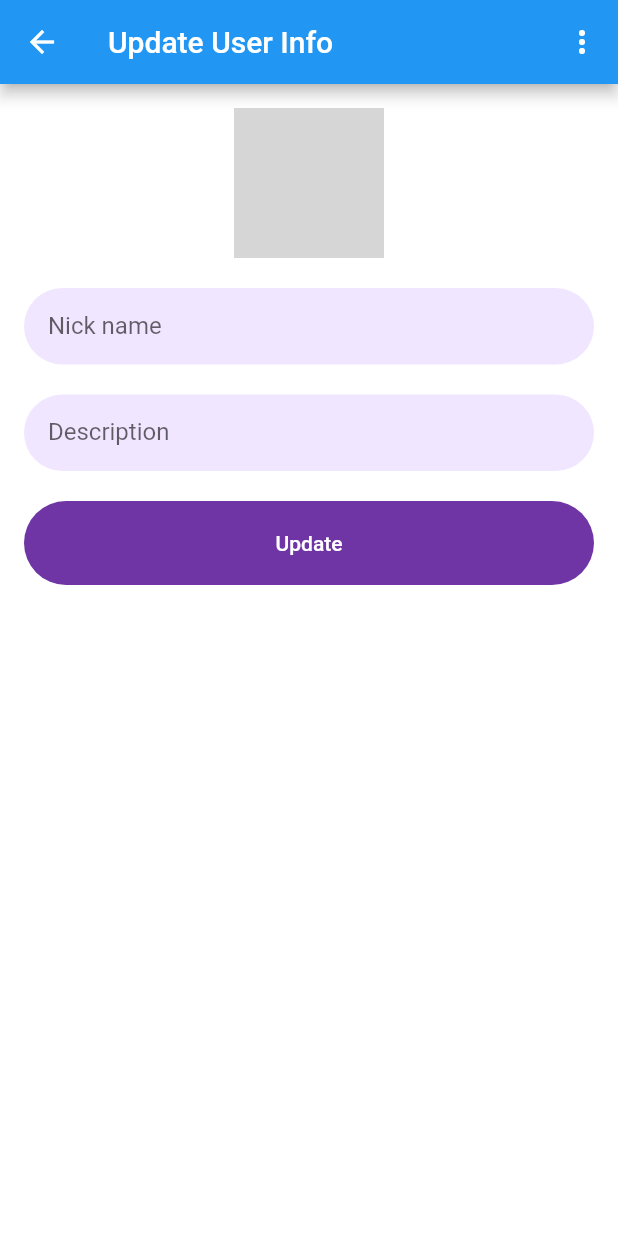
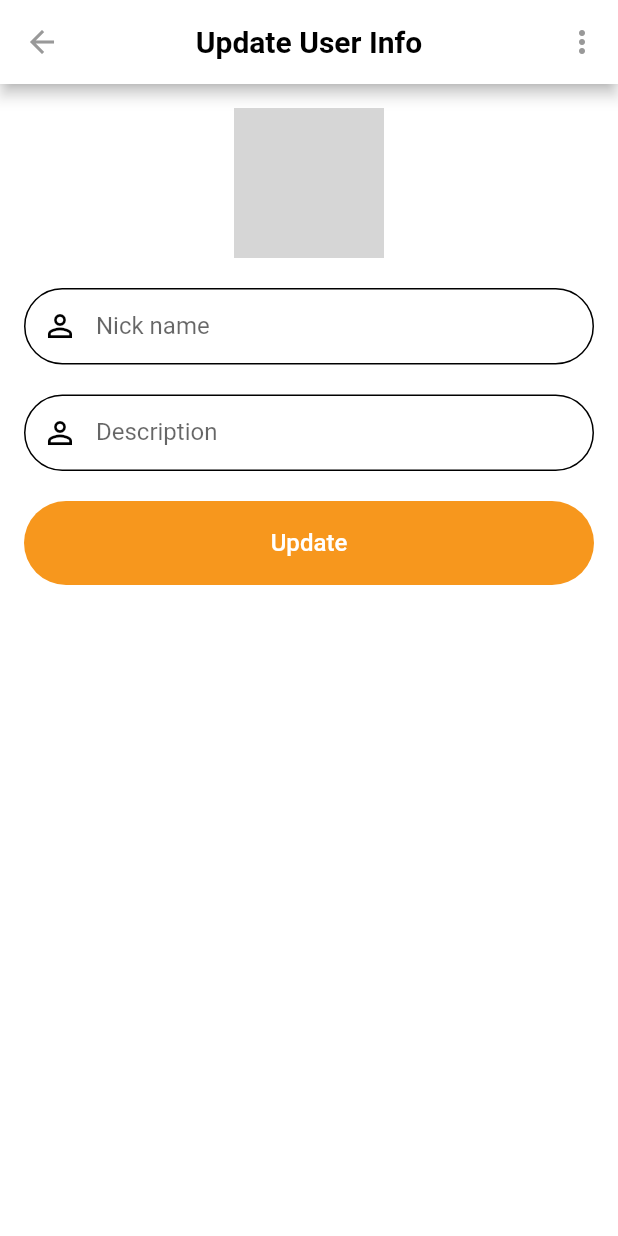
Before and after one commit to TruongAnim/meme_hub, a Flutter app: the UpdateInfoScreen screen opened by its route, on a phone screen of 412 x 824 dp. Run offline on Flutter 3.47's test engine with Material 2 defaults, Android fonts, the phone set to English and light mode, and no system bars; drawn by our look-alikes of loader_overlay; our stand-ins replace dio, dropdown_button2, flutter_slider_drawer, flutter_spinkit, flutter_svg, fluttericon and 12 more; missing offline and left inert: animation_wrappers, dart:ffi, gcloud; accounts and stored records are empty; network calls fail; grey boxes are pictures that could not be loaded.

Commit message:
update updating user info screen

```diff
--- a/lib/Screens/Home/home_screen.dart
+++ b/lib/Screens/Home/home_screen.dart
@@ -44,8 +44,7 @@ class _HomeScreenState extends State<HomeScreen> {
 
     return Scaffold(
         key: scaffoldKey,
-        body: SafeArea(
-          child: SliderDrawer(
+        body: SliderDrawer(
             key: sliderKey,
             slideDirection: SlideDirection.RIGHT_TO_LEFT,
             appBar: SliderAppBar(
@@ -73,7 +72,6 @@ class _HomeScreenState extends State<HomeScreen> {
             ),
             slider: SliderWidget(),
             child: PostList()),
-        ),
         drawer: DrawerWidget(),
         onDrawerChanged: (isOpened) {
           if (!isOpened) {
--- a/lib/Screens/UpdateInfo/widgets/update_info_screen.dart
+++ b/lib/Screens/UpdateInfo/update_info_screen.dart
@@ -4,6 +4,10 @@ import 'package:flutter/material.dart';
 import 'package:image_picker/image_picker.dart';
 import 'package:get/get.dart';
 import 'package:meme_hub/Screens/UpdateInfo/controllers/update_info_controller.dart';
+import 'package:meme_hub/Theme/colors.dart';
+import 'package:meme_hub/components/custom_app_bar.dart';
+import 'package:meme_hub/components/custom_button.dart';
+import 'package:meme_hub/components/custom_text_field.dart';
 import 'package:meme_hub/models/user.dart';
 import 'package:meme_hub/utils/api_constants.dart';
 import 'package:meme_hub/utils/loading_overlay.dart';
@@ -64,10 +68,15 @@ class _UpdateInfoScreenState extends State<UpdateInfoScreen> {
   @override
   Widget build(BuildContext context) {
     return Scaffold(
-      appBar: AppBar(
-        title: const Text('Update User Info'),
+      appBar: CustomAppBar(
+        title: 'Update User Info',
         actions: [
           PopupMenuButton<String>(
+            color: backgroundColor,
+            icon: Icon(
+              Icons.more_vert,
+              color: lightColor,
+            ),
             onSelected: (value) {
               if (value == 'change-password') {
                 _controller.toChangePasswordScreen();
@@ -83,7 +92,8 @@ class _UpdateInfoScreenState extends State<UpdateInfoScreen> {
         ],
       ),
       body: Padding(
-        padding: const EdgeInsets.all(16.0),
+        padding: const EdgeInsets.symmetric(horizontal: 16.0, vertical: 16),
+        child: SingleChildScrollView(
           child: Column(
             children: [
               GestureDetector(
@@ -95,38 +105,35 @@ class _UpdateInfoScreenState extends State<UpdateInfoScreen> {
                         : NetworkImage(
                             UrlUtils.addPublicIfNeeded(currentUser.avatar)),
                     child: Stack(
-                    children: const [
+                      children: [
                         Positioned(
                             right: -5,
                             bottom: -5,
                             child: Icon(
                               Icons.camera_alt,
                               size: 40,
-                            color: Colors.orange,
+                              color: upvoteColor,
                             ))
                       ],
                     )),
               ),
               const SizedBox(height: 20),
-            TextField(
+              CustomTextField(
                 controller: nameController,
-              decoration: const InputDecoration(
-                labelText: 'Nick name',
-              ),
+                label: 'Nick name',
               ),
               const SizedBox(height: 20),
-            TextField(
+              CustomTextField(
                 controller: descriptionController,
-              decoration: const InputDecoration(
-                labelText: 'Description',
-              ),
+                label: 'Description',
               ),
               const SizedBox(height: 20),
-            ElevatedButton(
-              onPressed: updateUser,
-              child: const Text('Update'),
+              CustomButton(
+                title: 'Update',
+                callback: updateUser,
+              )
+            ],
           ),
-          ],
         ),
       ),
     );
--- /dev/null
+++ b/lib/components/custom_app_bar.dart
@@ -0,0 +1,45 @@
+import 'package:flutter/material.dart';
+import 'package:meme_hub/Theme/colors.dart';
+
+class CustomAppBar extends StatelessWidget implements PreferredSize {
+  final String title;
+  final List<Widget> actions;
+  const CustomAppBar({super.key, required this.title, required this.actions});
+
+  @override
+  Widget build(BuildContext context) {
+    return AppBar(
+      title: Text(
+        title,
+        style: TextStyle(
+          color: mainColor,
+        ),
+      ),
+      leading: BackButton(
+        color: lightColor,
+      ),
+      toolbarHeight: 80,
+      backgroundColor: backgroundColor,
+      centerTitle: true,
+      elevation: 4,
+      iconTheme: const IconThemeData(
+        color: Colors.white,
+      ),
+      textTheme: const TextTheme(
+        headline6: TextStyle(
+          color: Colors.white,
+          fontSize: 20,
+          fontWeight: FontWeight.bold,
+        ),
+      ),
+      actions: actions,
+    );
+  }
+
+  @override
+  // TODO: implement child
+  Widget get child => throw UnimplementedError();
+
+  @override
+  Size get preferredSize => const Size.fromHeight(kToolbarHeight);
+}
--- /dev/null
+++ b/lib/components/custom_button.dart
@@ -0,0 +1,21 @@
+import 'package:flutter/material.dart';
+import 'package:meme_hub/Theme/colors.dart';
+
+class CustomButton extends StatelessWidget {
+  String title;
+  VoidCallback callback;
+  CustomButton({super.key, required this.title, required this.callback});
+
+  @override
+  Widget build(BuildContext context) {
+    return ElevatedButton(
+      style: ButtonStyle(
+          backgroundColor: MaterialStateProperty.all<Color>(secondaryColor)),
+      onPressed: callback,
+      child: Text(
+        title,
+        style: TextStyle(fontSize: 16),
+      ),
+    );
+  }
+}
--- /dev/null
+++ b/lib/components/custom_text_field.dart
@@ -0,0 +1,27 @@
+import 'package:flutter/material.dart';
+import 'package:meme_hub/Theme/colors.dart';
+
+class CustomTextField extends StatelessWidget {
+  TextEditingController controller;
+  String label;
+  CustomTextField({super.key, required this.controller, required this.label});
+
+  @override
+  Widget build(BuildContext context) {
+    return TextFormField(
+      controller: controller,
+      keyboardType: TextInputType.name,
+      decoration: InputDecoration(
+        labelText: label,
+        prefixIcon: Icon(Icons.person_outline, color: mainColor),
+        fillColor: backgroundColor,
+        border: OutlineInputBorder(
+          borderRadius: BorderRadius.circular(30),
+        ),
+        enabledBorder: OutlineInputBorder(
+          borderRadius: BorderRadius.circular(30),
+        ),
+      ),
+    );
+  }
+}
--- a/lib/routes/app_routes.dart
+++ b/lib/routes/app_routes.dart
@@ -9,7 +9,7 @@ import 'package:meme_hub/Screens/Reply/reply_screen.dart';
 import 'package:meme_hub/Screens/Signup/signup_screen.dart';
 import 'package:meme_hub/Screens/NewPost/new_post_screen.dart';
 import 'package:meme_hub/Screens/UpdateInfo/bindings/update_info_binding.dart';
-import 'package:meme_hub/Screens/UpdateInfo/widgets/update_info_screen.dart';
+import 'package:meme_hub/Screens/UpdateInfo/update_info_screen.dart';
 import 'package:meme_hub/Screens/User/bindings/user_binding.dart';
 import 'package:meme_hub/Screens/Comment/bindings/comment_binding.dart';
 import 'package:meme_hub/Screens/User/user_screen.dart';
```
Lines whose indentation alone changed are shown as unchanged.
